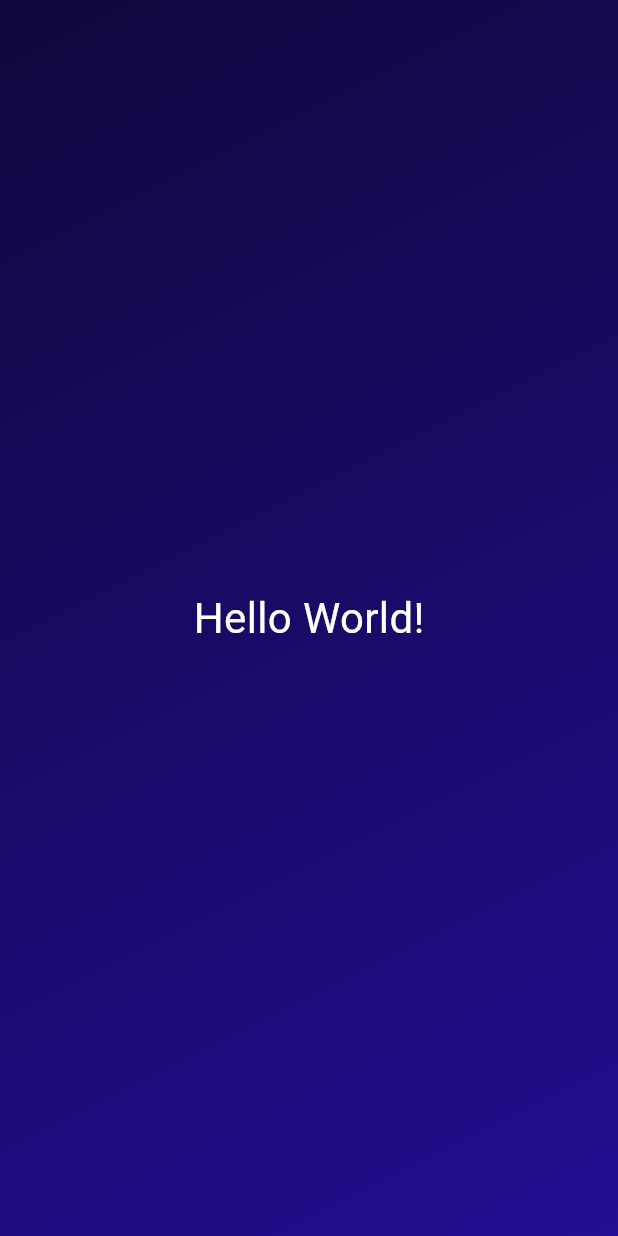
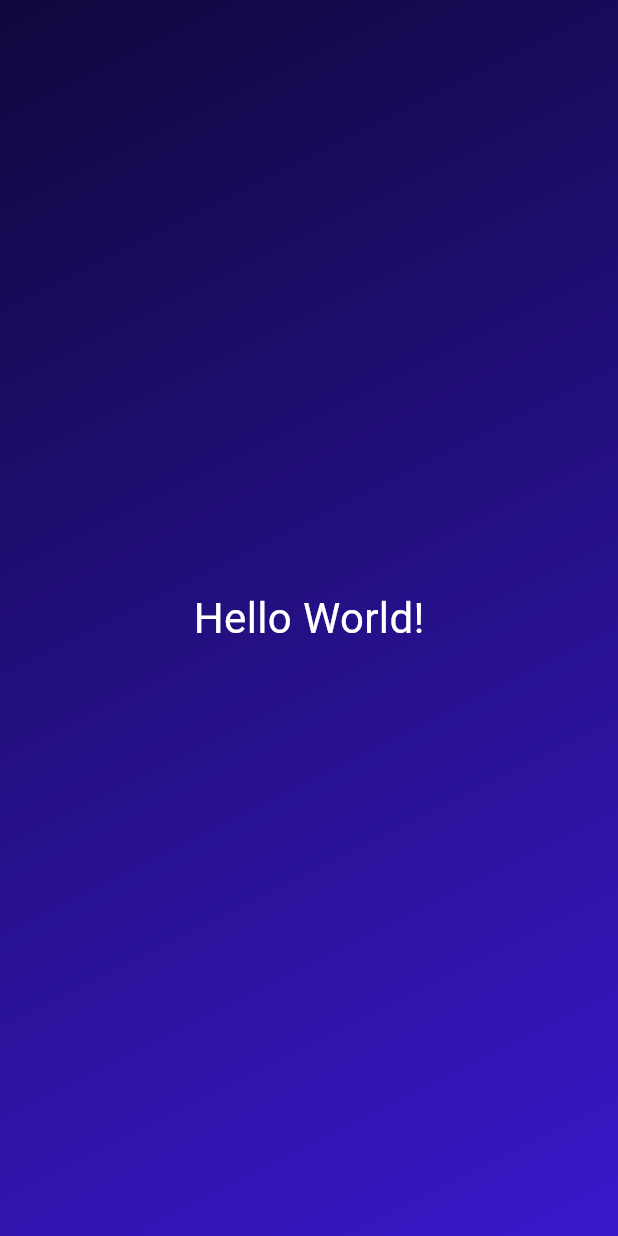
Before and after one commit to oBR1o/flutte_101, a Flutter app: the screen it shows after launch, on a phone screen of 412 x 824 dp. Run offline on Flutter 3.47's test engine with Material 3 defaults, Android fonts, the phone set to English and light mode, and no system bars.

Commit message:
Using Multiple Construtor Functions

```diff
--- a/lib/gradient_container.dart
+++ b/lib/gradient_container.dart
@@ -11,6 +11,10 @@ class GradientContainer extends StatelessWidget {
     this.colors2, {
     super.key,
   });
+
+  const GradientContainer.indigo({super.key})
+      : colors1 = const Color.fromARGB(255, 17, 7, 61),
+        colors2 = const Color.fromARGB(255, 57, 24, 203);
 
   final Color colors1;
   final Color colors2;
--- a/lib/main.dart
+++ b/lib/main.dart
@@ -5,10 +5,7 @@ void main() {
   runApp(
     const MaterialApp(
       home: Scaffold(
-        body: GradientContainer(
-          Color.fromARGB(255, 17, 7, 61),
-          Color.fromARGB(255, 35, 13, 146),
-        ),
+        body: GradientContainer.indigo(),
       ),
     ),
   );
```
